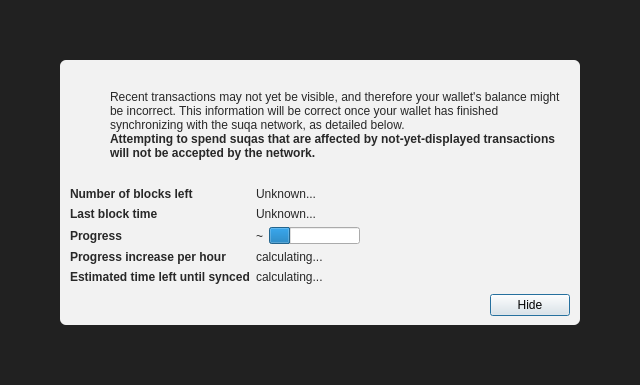
First picture: the form in src/qt/forms/modaloverlay.ui, repository barrystyle/SUQA-0.17.1, before the edit.
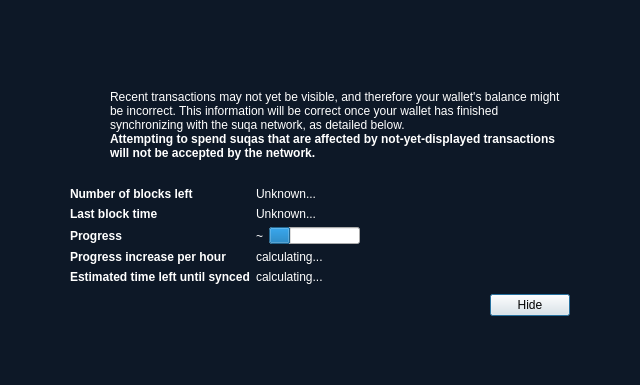
Second picture: the form after the edit. Icons and pictures are not drawn. Custom widgets are drawn as their Qt base class.

What changed in the file:
```diff
--- a/src/qt/forms/modaloverlay.ui
+++ b/src/qt/forms/modaloverlay.ui
@@ -32,7 +32,11 @@
    <item>
     <widget class="QWidget" name="bgWidget" native="true">
      <property name="styleSheet">
-      <string notr="true">#bgWidget { background: rgba(0,0,0,220); }</string>
+      <string notr="true">QWidget#bgWidget {
+background-color: #0d1827 ;
+color: #ffffff;
+} 
+</string>
      </property>
      <layout class="QVBoxLayout" name="verticalLayoutMain" stretch="1">
       <property name="leftMargin">
@@ -50,9 +54,13 @@
       <item>
        <widget class="QWidget" name="contentWidget" native="true">
         <property name="styleSheet">
-         <string notr="true">#contentWidget { background: rgba(255,255,255,240); border-radius: 6px; }
+         <string notr="true">QLabel { color: rgb(255,255,255);  }
 
-QLabel { color: rgb(40,40,40);  }</string>
+#contentWidget {
+background-color: #0d1827 ; 
+ border-radius: 6px;
+color: #ffffff;
+} </string>
         </property>
         <layout class="QVBoxLayout" name="verticalLayoutSub" stretch="1,0,0,0">
          <property name="spacing">
```
Left out of the diff: 6 changed lines with no effect on the pictures.
